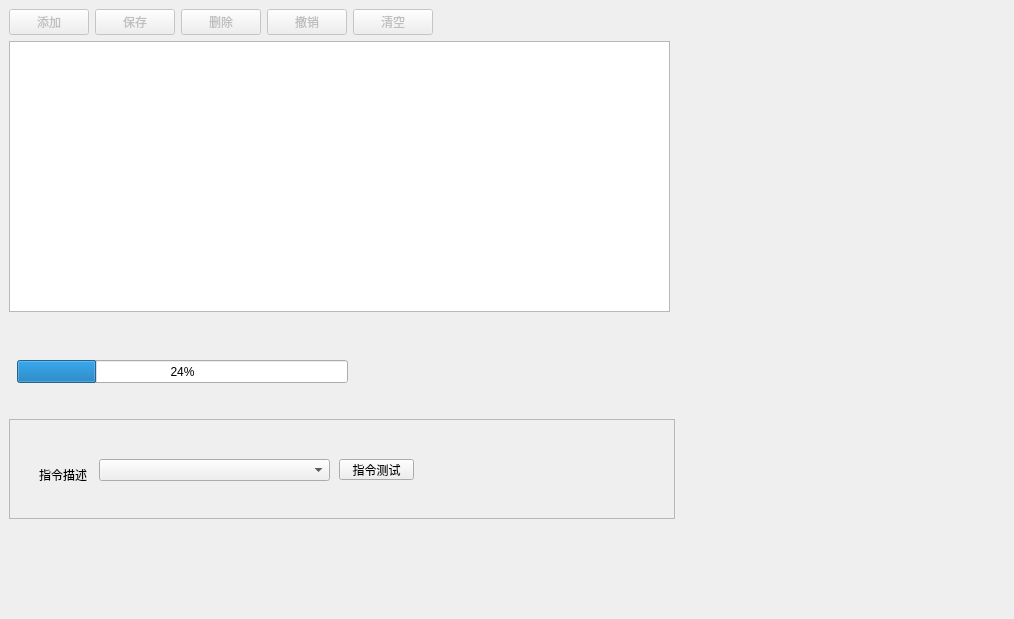
Qt form src/app/view/businessform/udsform.ui (nealwang123/template2) before a commit.
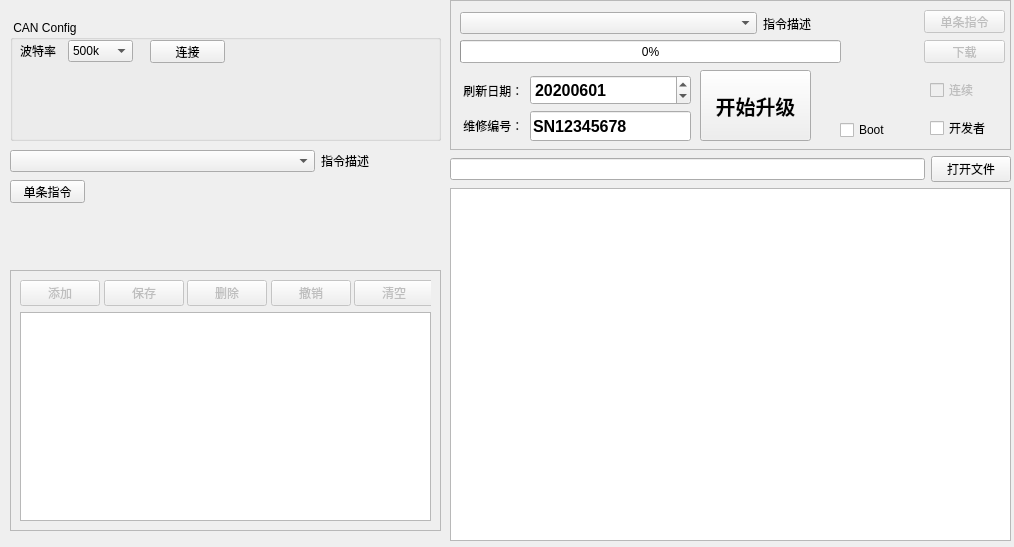
The same form after that commit. Icons and pictures are not drawn.

Commit message: UDS烧写程序升级 1：修复28 03指令错误 2：修复重复烧写报错，状态有误 3：添加开发者勾选框，禁用部分按钮 4：添加状态提示颜色 5：绘图程序当前异常 注意：标定程序部分代码被注释，pub-sub代码即底层设备模块注释，当前显示界面为uds升级界面；

Patch:
```diff
--- a/src/app/view/businessform/udsform.ui
+++ b/src/app/view/businessform/udsform.ui
@@ -7,21 +7,170 @@
     <x>0</x>
     <y>0</y>
     <width>1014</width>
-    <height>619</height>
+    <height>547</height>
    </rect>
   </property>
   <property name="windowTitle">
    <string>Form</string>
   </property>
+  <widget class="QGroupBox" name="groupBox">
+   <property name="geometry">
+    <rect>
+     <x>10</x>
+     <y>20</y>
+     <width>431</width>
+     <height>121</height>
+    </rect>
+   </property>
+   <property name="title">
+    <string> CAN Config</string>
+   </property>
+   <widget class="QPushButton" name="button_Connect">
+    <property name="geometry">
+     <rect>
+      <x>140</x>
+      <y>20</y>
+      <width>75</width>
+      <height>23</height>
+     </rect>
+    </property>
+    <property name="text">
+     <string>连接</string>
+    </property>
+   </widget>
+   <widget class="QWidget" name="layoutWidget">
+    <property name="geometry">
+     <rect>
+      <x>10</x>
+      <y>20</y>
+      <width>113</width>
+      <height>22</height>
+     </rect>
+    </property>
+    <layout class="QHBoxLayout" name="horizontalLayout_2">
+     <item>
+      <widget class="QLabel" name="label_2">
+       <property name="text">
+        <string>波特率</string>
+       </property>
+      </widget>
+     </item>
+     <item>
+      <widget class="QComboBox" name="cBox_Baud">
+       <property name="currentIndex">
+        <number>11</number>
+       </property>
+       <item>
+        <property name="text">
+         <string>5K</string>
+        </property>
+       </item>
+       <item>
+        <property name="text">
+         <string>10k</string>
+        </property>
+       </item>
+       <item>
+        <property name="text">
+         <string>20k</string>
+        </property>
+       </item>
+       <item>
+        <property name="text">
+         <string>40k</string>
+        </property>
+       </item>
+       <item>
+        <property name="text">
+         <string>50k</string>
+        </property>
+       </item>
+       <item>
+        <property name="text">
+         <string>80k</string>
+        </property>
+       </item>
+       <item>
+        <property name="text">
+         <string>100k</string>
+        </property>
+       </item>
+       <item>
+        <property name="text">
+         <string>125k</string>
+        </property>
+       </item>
+       <item>
+        <property name="text">
+         <string>200k</string>
+        </property>
+       </item>
+       <item>
+        <property name="text">
+         <string>250k</string>
+        </property>
+       </item>
+       <item>
+        <property name="text">
+         <string>400k</string>
+        </property>
+       </item>
+       <item>
+        <property name="text">
+         <string>500k</string>
+        </property>
+       </item>
+       <item>
+        <property name="text">
+         <string>666k</string>
+        </property>
+       </item>
+       <item>
+        <property name="text">
+         <string>800k</string>
+        </property>
+       </item>
+       <item>
+        <property name="text">
+         <string>1000k</string>
+        </property>
+       </item>
+      </widget>
+     </item>
+    </layout>
+   </widget>
+  </widget>
+  <widget class="QPushButton" name="buttonSendcan1">
+   <property name="geometry">
+    <rect>
+     <x>10</x>
+     <y>180</y>
+     <width>75</width>
+     <height>23</height>
+    </rect>
+   </property>
+   <property name="text">
+    <string>单条指令</string>
+   </property>
+  </widget>
+  <widget class="QFrame" name="frame_2">
+   <property name="geometry">
+    <rect>
+     <x>10</x>
+     <y>270</y>
+     <width>431</width>
+     <height>261</height>
+    </rect>
+   </property>
+   <property name="frameShape">
+    <enum>QFrame::StyledPanel</enum>
+   </property>
+   <property name="frameShadow">
+    <enum>QFrame::Raised</enum>
+   </property>
+   <layout class="QVBoxLayout" name="verticalLayout">
+    <item>
   <widget class="QWidget" name="widgetTop" native="true">
-   <property name="geometry">
-    <rect>
-     <x>9</x>
-     <y>9</y>
-     <width>661</width>
-     <height>26</height>
-    </rect>
-   </property>
    <layout class="QHBoxLayout" name="horizontalLayout_4">
     <property name="leftMargin">
      <number>0</number>
@@ -180,19 +329,28 @@
     </item>
    </layout>
   </widget>
+    </item>
+    <item>
+     <widget class="QTableView" name="tableMain"/>
+    </item>
+   </layout>
+  </widget>
+  <widget class="QWidget" name="">
+   <property name="geometry">
+    <rect>
+     <x>450</x>
+     <y>0</y>
+     <width>561</width>
+     <height>541</height>
+    </rect>
+   </property>
+   <layout class="QVBoxLayout" name="verticalLayout_2">
+    <item>
   <widget class="QFrame" name="frame">
-   <property name="geometry">
-    <rect>
-     <x>9</x>
-     <y>419</y>
-     <width>666</width>
-     <height>100</height>
-    </rect>
-   </property>
    <property name="minimumSize">
     <size>
      <width>0</width>
-     <height>100</height>
+        <height>150</height>
     </size>
    </property>
    <property name="frameShape">
@@ -204,62 +362,294 @@
    <widget class="QPushButton" name="pushButton">
     <property name="geometry">
      <rect>
-      <x>330</x>
-      <y>40</y>
-      <width>75</width>
-      <height>21</height>
-     </rect>
-    </property>
-    <property name="text">
-     <string>指令测试</string>
-    </property>
-   </widget>
-   <widget class="QComboBox" name="comboBox">
-    <property name="geometry">
-     <rect>
-      <x>90</x>
-      <y>40</y>
-      <width>231</width>
-      <height>22</height>
-     </rect>
-    </property>
-   </widget>
-   <widget class="QLabel" name="label">
-    <property name="geometry">
-     <rect>
-      <x>30</x>
-      <y>50</y>
-      <width>54</width>
-      <height>12</height>
-     </rect>
-    </property>
+         <x>250</x>
+         <y>70</y>
+         <width>111</width>
+         <height>71</height>
+        </rect>
+       </property>
+       <property name="font">
+        <font>
+         <pointsize>15</pointsize>
+         <weight>75</weight>
+         <bold>true</bold>
+        </font>
+       </property>
     <property name="text">
-     <string>指令描述</string>
-    </property>
-   </widget>
-  </widget>
-  <widget class="QTableView" name="tableMain">
-   <property name="geometry">
-    <rect>
-     <x>9</x>
-     <y>41</y>
-     <width>661</width>
-     <height>271</height>
-    </rect>
+        <string>开始升级</string>
    </property>
   </widget>
   <widget class="QProgressBar" name="progressBar">
    <property name="geometry">
     <rect>
-     <x>17</x>
-     <y>360</y>
-     <width>331</width>
+         <x>10</x>
+         <y>40</y>
+         <width>381</width>
      <height>23</height>
     </rect>
    </property>
    <property name="value">
-    <number>24</number>
-   </property>
+        <number>0</number>
+       </property>
+      </widget>
+      <widget class="QCheckBox" name="cBox_Continue">
+       <property name="enabled">
+        <bool>false</bool>
+       </property>
+       <property name="geometry">
+        <rect>
+         <x>480</x>
+         <y>80</y>
+         <width>71</width>
+         <height>20</height>
+        </rect>
+       </property>
+       <property name="text">
+        <string>连续</string>
+       </property>
+      </widget>
+      <widget class="QCheckBox" name="cBox_BootState">
+       <property name="geometry">
+        <rect>
+         <x>390</x>
+         <y>120</y>
+         <width>71</width>
+         <height>20</height>
+        </rect>
+       </property>
+       <property name="text">
+        <string>Boot</string>
+       </property>
+      </widget>
+      <widget class="QWidget" name="layoutWidget">
+       <property name="geometry">
+        <rect>
+         <x>10</x>
+         <y>10</y>
+         <width>351</width>
+         <height>27</height>
+        </rect>
+       </property>
+       <layout class="QHBoxLayout" name="horizontalLayout">
+        <item>
+         <widget class="QComboBox" name="cBox_command">
+          <property name="sizePolicy">
+           <sizepolicy hsizetype="Expanding" vsizetype="Fixed">
+            <horstretch>0</horstretch>
+            <verstretch>0</verstretch>
+           </sizepolicy>
+          </property>
+         </widget>
+        </item>
+        <item>
+         <widget class="QLabel" name="label_SelfSendLab">
+          <property name="text">
+           <string>指令描述</string>
+          </property>
+         </widget>
+        </item>
+       </layout>
+      </widget>
+      <widget class="QPushButton" name="buttonDownload">
+       <property name="enabled">
+        <bool>false</bool>
+       </property>
+       <property name="geometry">
+        <rect>
+         <x>474</x>
+         <y>40</y>
+         <width>81</width>
+         <height>23</height>
+        </rect>
+       </property>
+       <property name="text">
+        <string>下载</string>
+       </property>
+      </widget>
+      <widget class="QPushButton" name="buttonSingleTest">
+       <property name="enabled">
+        <bool>false</bool>
+       </property>
+       <property name="geometry">
+        <rect>
+         <x>474</x>
+         <y>10</y>
+         <width>81</width>
+         <height>23</height>
+        </rect>
+       </property>
+       <property name="text">
+        <string>单条指令</string>
+       </property>
+      </widget>
+      <widget class="QWidget" name="layoutWidget">
+       <property name="geometry">
+        <rect>
+         <x>10</x>
+         <y>70</y>
+         <width>231</width>
+         <height>41</height>
+        </rect>
+       </property>
+       <layout class="QHBoxLayout" name="horizontalLayout_3">
+        <item>
+         <widget class="QLabel" name="label">
+          <property name="text">
+           <string> 刷新日期：</string>
+          </property>
+         </widget>
+        </item>
+        <item>
+         <widget class="QDateEdit" name="dateEdit">
+          <property name="sizePolicy">
+           <sizepolicy hsizetype="Minimum" vsizetype="Fixed">
+            <horstretch>100</horstretch>
+            <verstretch>50</verstretch>
+           </sizepolicy>
+          </property>
+          <property name="minimumSize">
+           <size>
+            <width>0</width>
+            <height>30</height>
+           </size>
+          </property>
+          <property name="font">
+           <font>
+            <pointsize>12</pointsize>
+            <weight>75</weight>
+            <bold>true</bold>
+           </font>
+          </property>
+          <property name="dateTime">
+           <datetime>
+            <hour>0</hour>
+            <minute>0</minute>
+            <second>0</second>
+            <year>2020</year>
+            <month>6</month>
+            <day>1</day>
+           </datetime>
+          </property>
+          <property name="displayFormat">
+           <string>yyyyMMdd</string>
+          </property>
+         </widget>
+        </item>
+       </layout>
+      </widget>
+      <widget class="QWidget" name="layoutWidget">
+       <property name="geometry">
+        <rect>
+         <x>10</x>
+         <y>110</y>
+         <width>231</width>
+         <height>32</height>
+        </rect>
+       </property>
+       <layout class="QHBoxLayout" name="horizontalLayout_5">
+        <item>
+         <widget class="QLabel" name="label_3">
+          <property name="text">
+           <string> 维修编号：</string>
+          </property>
+         </widget>
+        </item>
+        <item>
+         <widget class="QLineEdit" name="lineEdit_SerialNum">
+          <property name="sizePolicy">
+           <sizepolicy hsizetype="Minimum" vsizetype="Fixed">
+            <horstretch>100</horstretch>
+            <verstretch>0</verstretch>
+           </sizepolicy>
+          </property>
+          <property name="minimumSize">
+           <size>
+            <width>0</width>
+            <height>30</height>
+           </size>
+          </property>
+          <property name="font">
+           <font>
+            <pointsize>12</pointsize>
+            <weight>75</weight>
+            <bold>true</bold>
+           </font>
+          </property>
+          <property name="text">
+           <string>SN12345678</string>
+          </property>
+         </widget>
+        </item>
+       </layout>
+      </widget>
+      <widget class="QCheckBox" name="checkBox">
+       <property name="geometry">
+        <rect>
+         <x>480</x>
+         <y>120</y>
+         <width>71</width>
+         <height>16</height>
+        </rect>
+       </property>
+       <property name="text">
+        <string>开发者</string>
+       </property>
+      </widget>
+     </widget>
+    </item>
+    <item>
+     <layout class="QHBoxLayout" name="horizontalLayout_6">
+      <item>
+       <widget class="QLineEdit" name="lineEditChooseFile"/>
+      </item>
+      <item>
+       <widget class="QPushButton" name="buttonChooseFile">
+        <property name="text">
+         <string>打开文件</string>
+        </property>
+       </widget>
+      </item>
+     </layout>
+    </item>
+    <item>
+     <widget class="QTextBrowser" name="textBrowser_Debug"/>
+    </item>
+   </layout>
+  </widget>
+  <widget class="QWidget" name="">
+   <property name="geometry">
+    <rect>
+     <x>10</x>
+     <y>150</y>
+     <width>431</width>
+     <height>22</height>
+    </rect>
+   </property>
+   <layout class="QHBoxLayout" name="horizontalLayout_7">
+    <item>
+     <widget class="QComboBox" name="cBoxcansend">
+      <property name="sizePolicy">
+       <sizepolicy hsizetype="Expanding" vsizetype="Fixed">
+        <horstretch>0</horstretch>
+        <verstretch>0</verstretch>
+       </sizepolicy>
+      </property>
+     </widget>
+    </item>
+    <item>
+     <widget class="QLabel" name="labelCanSendDiscrib">
+      <property name="minimumSize">
+       <size>
+        <width>120</width>
+        <height>0</height>
+       </size>
+      </property>
+      <property name="text">
+       <string>指令描述</string>
+      </property>
+     </widget>
+    </item>
+   </layout>
   </widget>
  </widget>
  <resources>
```
Lines whose indentation alone changed are shown as unchanged. The commit also changes 16 other files.
